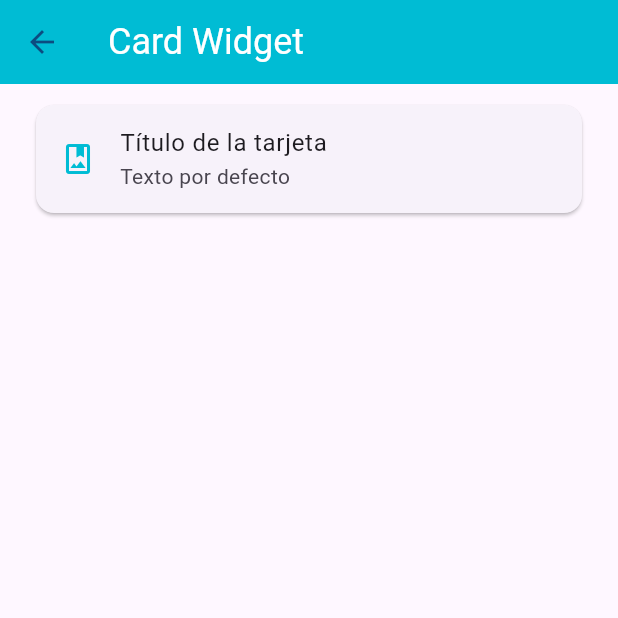
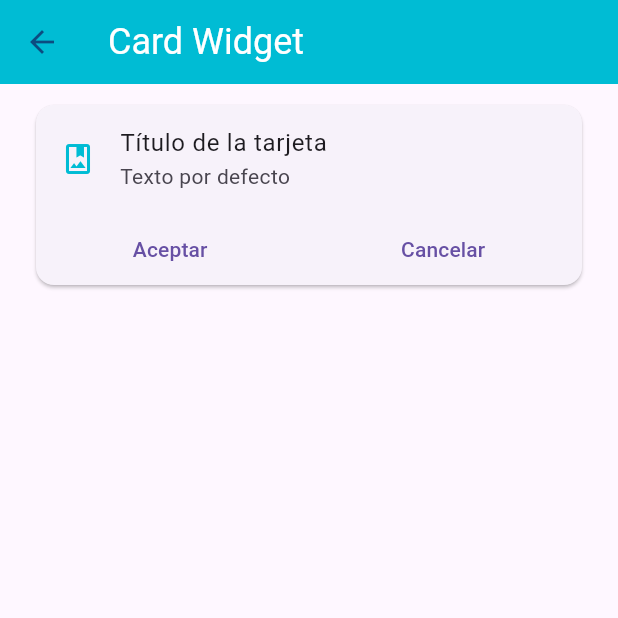
Before and after one commit to Castellon-ACM/fl_components, a Flutter app: the CardScreen screen opened by its route, on a phone screen of 412 x 824 dp, the top half of it. Run offline on Flutter 3.47's test engine with Material 3 defaults, Android fonts, the phone set to English and light mode, and no system bars.

Commit message:
Creamos un file que sea de widgets y añadimos dos botones

```diff
--- a/lib/screens/card_screen.dart
+++ b/lib/screens/card_screen.dart
@@ -1,5 +1,9 @@
-import 'package:fl_components/theme/app_theme.dart';
+
 import 'package:flutter/material.dart';
+
+import '../widgets/widgets.dart';
+
+
 
 class CardScreen extends StatelessWidget {
 
@@ -14,18 +18,7 @@ class CardScreen extends StatelessWidget {
       body: ListView(
         padding: const EdgeInsets.symmetric( horizontal: 20, vertical: 10),
         children: const [
-          Card(
-            child: Column(
-              children: [
-                ListTile(
-                  leading: Icon(Icons.photo_album_outlined, color: AppTheme.primary,
-                ),
-                title: Text('Título de la tarjeta'),
-                subtitle: Text('Texto por defecto'),
-                )
-            ],
-            ),
-          )
+          CustomCardTipo1(),
         ],
       )
       );
--- /dev/null
+++ b/lib/widgets/CustomCardTipo1.dart
@@ -0,0 +1,40 @@
+import 'package:fl_components/theme/app_theme.dart';
+import 'package:flutter/material.dart';
+
+import 'widgets.dart';
+
+
+
+class CustomCardTipo1 extends StatelessWidget {
+  const CustomCardTipo1({
+    super.key,
+  });
+
+  @override
+  Widget build(BuildContext context) {
+    return Card(
+      child: Column(
+        children: [
+          const ListTile(
+            leading: Icon(Icons.photo_album_outlined, color: AppTheme.primary),
+          title: Text('Título de la tarjeta'),
+          subtitle: Text('Texto por defecto'),
+          ),
+          Row(
+            mainAxisAlignment: MainAxisAlignment.spaceAround,
+            children: [
+              TextButton(
+                onPressed: (){},
+                child: const Text('Aceptar')
+                ),
+                TextButton(
+                onPressed: (){},
+                child: const Text('Cancelar')
+                )
+            ],
+          )
+      ],
+      ),
+    );
+  }
+}
--- /dev/null
+++ b/lib/widgets/widgets.dart
@@ -0,0 +1 @@
+export 'package:fl_components/widgets/CustomCardTipo1.dart';
```
